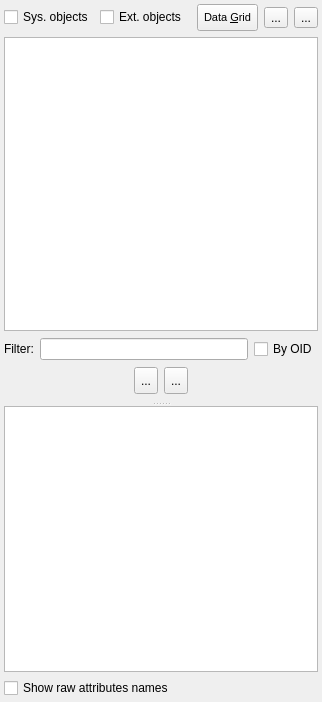
First picture: the form in libpgmodeler_ui/ui/databaseexplorerwidget.ui, repository pgmodeler/pgmodeler, before the edit.
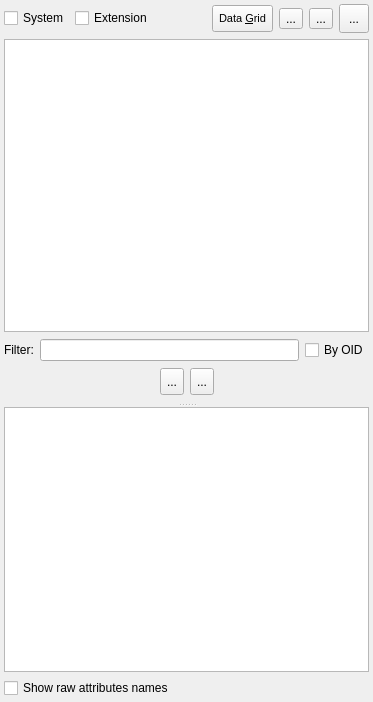
Second picture: the form after the edit. Icons and pictures are not drawn.

Commit message: Moved the database drop button from SQLToolWidget to DatabaseExplorerWidget. Now each instance of the latter class emits a signal to SQLToolWidget to perform the db drop.

What changed in the file:
```diff
--- a/libpgmodeler_ui/ui/databaseexplorerwidget.ui
+++ b/libpgmodeler_ui/ui/databaseexplorerwidget.ui
@@ -6,10 +6,16 @@
    <rect>
     <x>0</x>
     <y>0</y>
-    <width>322</width>
+    <width>373</width>
     <height>702</height>
    </rect>
   </property>
+  <property name="minimumSize">
+   <size>
+    <width>0</width>
+    <height>0</height>
+   </size>
+  </property>
   <property name="windowTitle">
    <string>Form</string>
   </property>
@@ -43,7 +49,7 @@
         <string>Toggles the display of system objects.</string>
        </property>
        <property name="text">
-        <string>Sys. objects</string>
+        <string>System</string>
        </property>
        <property name="checked">
         <bool>false</bool>
@@ -65,7 +71,7 @@
         <string>Toggles the display of extension objects</string>
        </property>
        <property name="text">
-        <string>Ext. objects</string>
+        <string>Extension</string>
        </property>
        <property name="checked">
         <bool>false</bool>
@@ -164,6 +170,35 @@
        </property>
       </widget>
      </item>
+     <item>
+      <widget class="QToolButton" name="drop_db_tb">
+       <property name="enabled">
+        <bool>true</bool>
+       </property>
+       <property name="minimumSize">
+        <size>
+         <width>30</width>
+         <height>29</height>
+        </size>
+       </property>
+       <property name="toolTip">
+        <string>Drop this database</string>
+       </property>
+       <property name="text">
+        <string>...</string>
+       </property>
+       <property name="icon">
+        <iconset resource="../res/resources.qrc">
+         <normaloff>:/icones/icones/excluir.png</normaloff>:/icones/icones/excluir.png</iconset>
+       </property>
+       <property name="iconSize">
+        <size>
+         <width>20</width>
+         <height>20</height>
+        </size>
+       </property>
+      </widget>
+     </item>
     </layout>
    </item>
    <item>
```
The commit also changes 5 other files.
